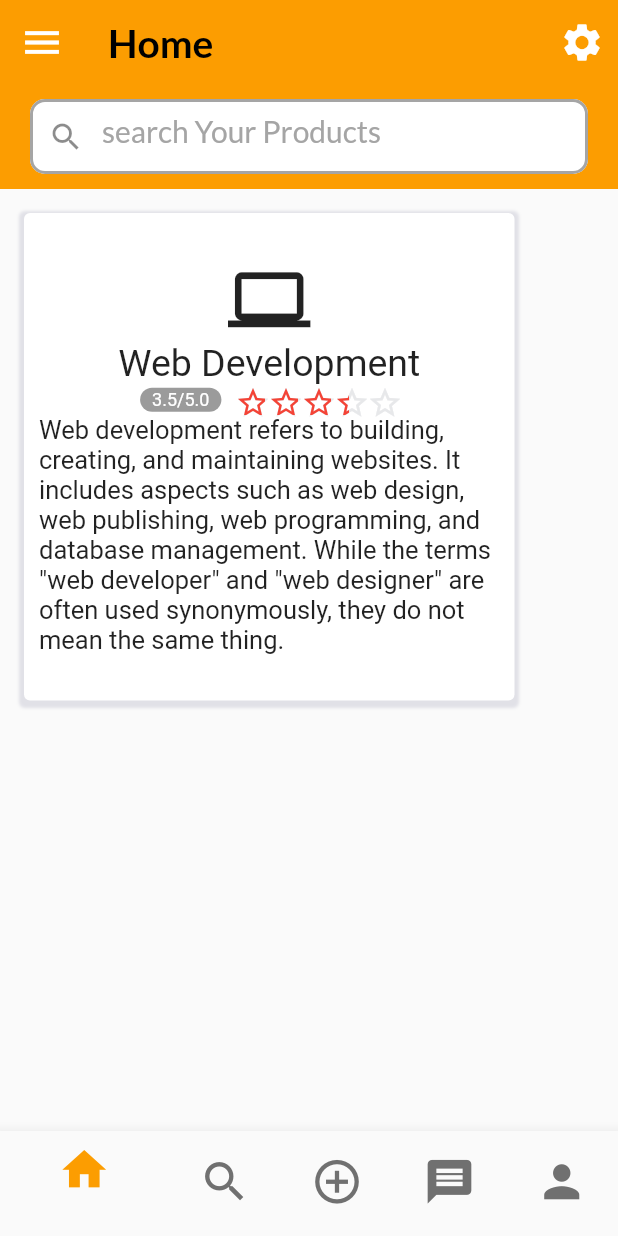
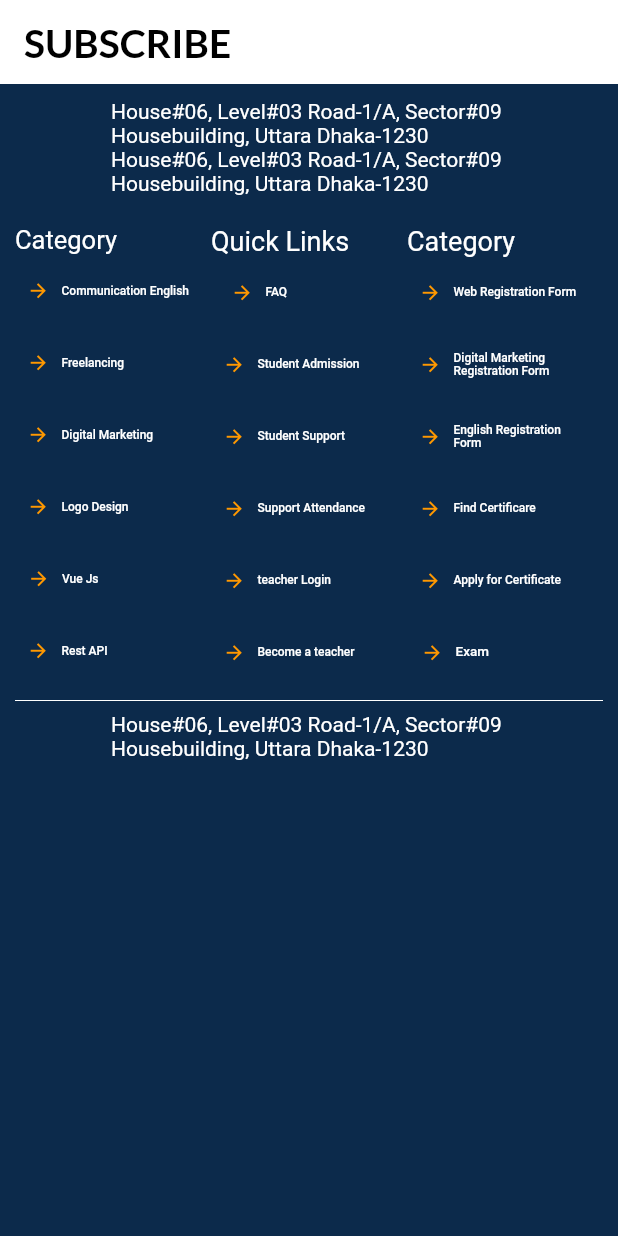
Before and after one commit to mdomarfaruk10/UI, a Flutter app: the screen it shows after launch, on a phone screen of 412 x 824 dp. Run offline on Flutter 3.47's test engine with Material 2 defaults, Android fonts, the phone set to English and light mode, and no system bars; drawn by our look-alikes of flutter_rating_stars; our stand-ins replace google_fonts, smooth_page_indicator.

Commit message:
ui update

```diff
--- a/lib/main.dart
+++ b/lib/main.dart
@@ -1,6 +1,7 @@
 import 'package:flutter/material.dart';
 import 'package:webcoderit/screen/home_init_screen/home_init_screen.dart';
 import 'package:webcoderit/screen/onboarding_screen.dart';
+import 'package:webcoderit/screen/subscribe.dart';
 
 void main() {
   runApp(const MyApp());
@@ -13,7 +14,7 @@ class MyApp extends StatelessWidget {
   Widget build(BuildContext context) {
     return MaterialApp(
       debugShowCheckedModeBanner: false,
-      home:HomeInitScreen(),
+      home:SubscribeScreen(),
     );
   }
 }
--- /dev/null
+++ b/lib/screen/subscribe.dart
@@ -0,0 +1,78 @@
+import 'package:flutter/material.dart';
+import 'package:webcoderit/utils/color.dart';
+import 'package:webcoderit/widget/appber_widget.dart';
+class SubscribeScreen extends StatelessWidget {
+  const SubscribeScreen({Key? key}) : super(key: key);
+
+  @override
+  Widget build(BuildContext context) {
+    return Scaffold(
+      backgroundColor: AppColors.subcribeSnBgColor,
+      appBar:Appber(appberTitle: 'SUBSCRIBE'),
+
+      body: SingleChildScrollView(
+        child: Padding(
+          padding: EdgeInsets.all(10),
+          child: Column(
+            crossAxisAlignment: CrossAxisAlignment.center,
+            mainAxisAlignment: MainAxisAlignment.center,
+            mainAxisSize: MainAxisSize.max,
+            children: [
+              Text("House#06, Level#03 Road-1/A, Sector#09 \nHousebuilding, Uttara Dhaka-1230",style: TextStyle(color: Colors.white),),
+              Text("House#06, Level#03 Road-1/A, Sector#09 \nHousebuilding, Uttara Dhaka-1230",style: TextStyle(color: Colors.white),),
+               SizedBox(height: 20,),
+              Row(
+                crossAxisAlignment: CrossAxisAlignment.start,
+                mainAxisAlignment: MainAxisAlignment.spaceBetween,
+                mainAxisSize: MainAxisSize.min,
+                children: [
+                 Expanded(child: Column(
+                   crossAxisAlignment: CrossAxisAlignment.start,
+                   mainAxisSize: MainAxisSize.max,
+                   children: [
+                     Text("Category",style: TextStyle(fontSize: 17,color: Colors.white),),
+                     TextButton.icon(onPressed: null, icon: Icon(Icons.arrow_forward,color: Colors.orange,size: 15,), label: Text("Communication English",style: TextStyle(fontSize: 8,color: Colors.white),)),
+                     TextButton.icon(onPressed: null, icon: Icon(Icons.arrow_forward,color: Colors.orange,size: 15,), label: Text("Freelancing",style: TextStyle(fontSize: 8,color: Colors.white),)),
+                     TextButton.icon(onPressed: null, icon: Icon(Icons.arrow_forward,color: Colors.orange,size: 15,), label: Text("Digital Marketing",style: TextStyle(fontSize:8,color: Colors.white),)),
+                     TextButton.icon(onPressed: null, icon: Icon(Icons.arrow_forward,color: Colors.orange,size: 15,), label: Text("Logo Design",style: TextStyle(fontSize: 8,color: Colors.white),)),
+                     TextButton.icon(onPressed: null, icon: Icon(Icons.arrow_forward,color: Colors.orange,size: 15,), label: Text("Vue Js",style: TextStyle(fontSize: 8,color: Colors.white),)),
+                     TextButton.icon(onPressed: null, icon: Icon(Icons.arrow_forward,color: Colors.orange,size: 15,), label: Text("Rest API",style: TextStyle(fontSize: 8,color: Colors.white),)),
+                   ],
+                 ),),
+                 Expanded(child: Column(
+                   crossAxisAlignment: CrossAxisAlignment.start,
+                   mainAxisSize: MainAxisSize.max,
+                   children: [
+                     Text("Quick Links",style: TextStyle(fontSize: 18,color: Colors.white),),
+                     TextButton.icon(onPressed: null, icon: Icon(Icons.arrow_forward,color: Colors.orange,size: 15,), label: Text("FAQ",style: TextStyle(fontSize: 8,color: Colors.white),)),
+                     TextButton.icon(onPressed: null, icon: Icon(Icons.arrow_forward,color: Colors.orange,size: 15,), label: Text("Student Admission",style: TextStyle(fontSize: 8,color: Colors.white),)),
+                     TextButton.icon(onPressed: null, icon: Icon(Icons.arrow_forward,color: Colors.orange,size: 15,), label: Text("Student Support",style: TextStyle(fontSize: 8,color: Colors.white),)),
+                     TextButton.icon(onPressed: null, icon: Icon(Icons.arrow_forward,color: Colors.orange,size: 15,), label: Text("Support Attendance",style: TextStyle(fontSize: 8,color: Colors.white),)),
+                     TextButton.icon(onPressed: null, icon: Icon(Icons.arrow_forward,color: Colors.orange,size: 15,), label: Text("teacher Login",style: TextStyle(fontSize:8,color: Colors.white),)),
+                     TextButton.icon(onPressed: null, icon: Icon(Icons.arrow_forward,color: Colors.orange,size: 15,), label: Text("Become a teacher",style: TextStyle(fontSize: 8,color: Colors.white),)),
+                   ],
+                 ),),
+                 Expanded(child: Column(
+                   crossAxisAlignment: CrossAxisAlignment.start,
+                   mainAxisSize: MainAxisSize.max,
+                   children: [
+                     Text("Category",style: TextStyle(fontSize: 18,color: Colors.white),),
+                     TextButton.icon(onPressed: null, icon: Icon(Icons.arrow_forward,color: Colors.orange,size: 15,), label: Text("Web Registration Form",style: TextStyle(fontSize: 8,color: Colors.white),)),
+                     TextButton.icon(onPressed: null, icon: Icon(Icons.arrow_forward,color: Colors.orange,size: 15,), label: Text("Digital Marketing Registration Form",style: TextStyle(fontSize:8,color: Colors.white),)),
+                     TextButton.icon(onPressed: null, icon: Icon(Icons.arrow_forward,color: Colors.orange,size: 15,), label: Text("English Registration Form",style: TextStyle(fontSize: 8,color: Colors.white),)),
+                     TextButton.icon(onPressed: null, icon: Icon(Icons.arrow_forward,color: Colors.orange,size: 15,), label: Text("Find Certificare",style: TextStyle(fontSize: 8,color: Colors.white),)),
+                     TextButton.icon(onPressed: null, icon: Icon(Icons.arrow_forward,color: Colors.orange,size: 15,), label: Text("Apply for Certificate",style: TextStyle(fontSize: 8,color: Colors.white),)),
+                     TextButton.icon(onPressed: null, icon: Icon(Icons.arrow_forward,color: Colors.orange,size: 15,), label: Text("Exam",style: TextStyle(fontSize: 9,color: Colors.white),)),
+                   ],
+                 ),),
+                ],
+              ),
+              Divider(color: Colors.white,),
+              Text("House#06, Level#03 Road-1/A, Sector#09 \nHousebuilding, Uttara Dhaka-1230",style: TextStyle(color: Colors.white),),
+            ],
+          ),
+        ),
+      ),
+    );
+  }
+}
--- a/lib/utils/color.dart
+++ b/lib/utils/color.dart
@@ -3,6 +3,7 @@
  class AppColors {
 
    static const Color appberColor = Color(0xffFFFFFF);
+   static const Color subcribeSnBgColor = Color(0xff0C2A4B);
 
    static const Color rectangeWiget1Color = Color(0xffEFEDF6);
 
--- a/lib/widget/appber_widget.dart
+++ b/lib/widget/appber_widget.dart
@@ -1,7 +1,7 @@
 import 'package:flutter/material.dart';
 import 'package:webcoderit/utils/color.dart';
 import 'package:webcoderit/utils/text_style.dart';
-PreferredSizeWidget Appber({String? appberTitle}){
+PreferredSizeWidget Appber({ required String? appberTitle}){
   return AppBar(
     elevation: 0.0,
     backgroundColor: AppColors.appberColor,
```
Also changed, not shown: lib/screen/home_init_screen/screen/search_screen.dart (+59 -1 lines).
